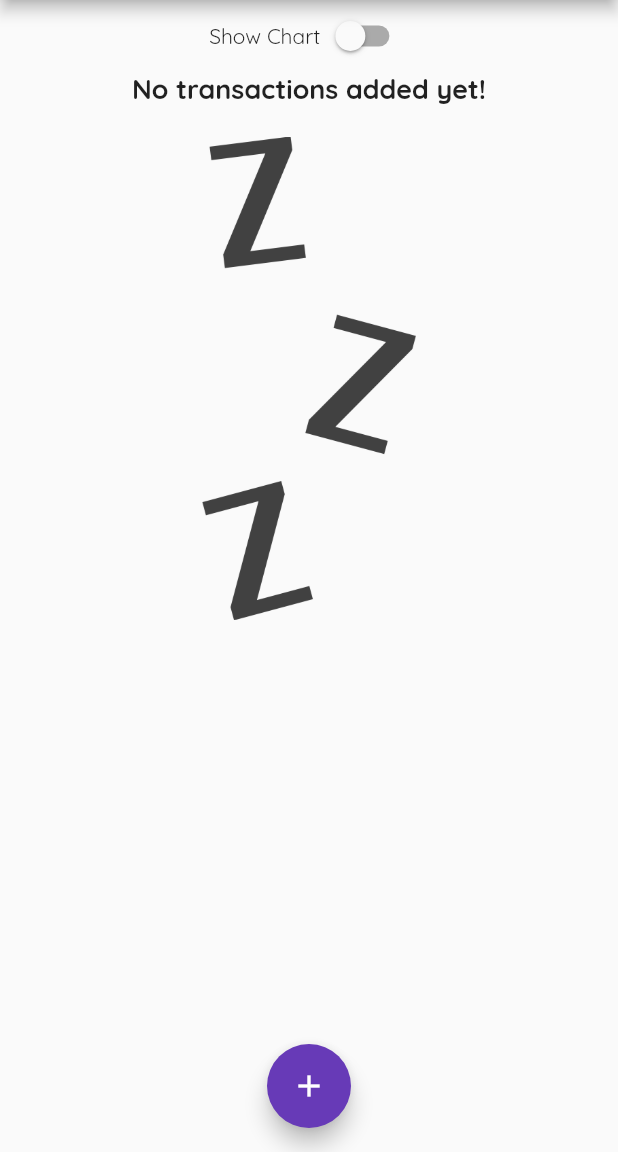
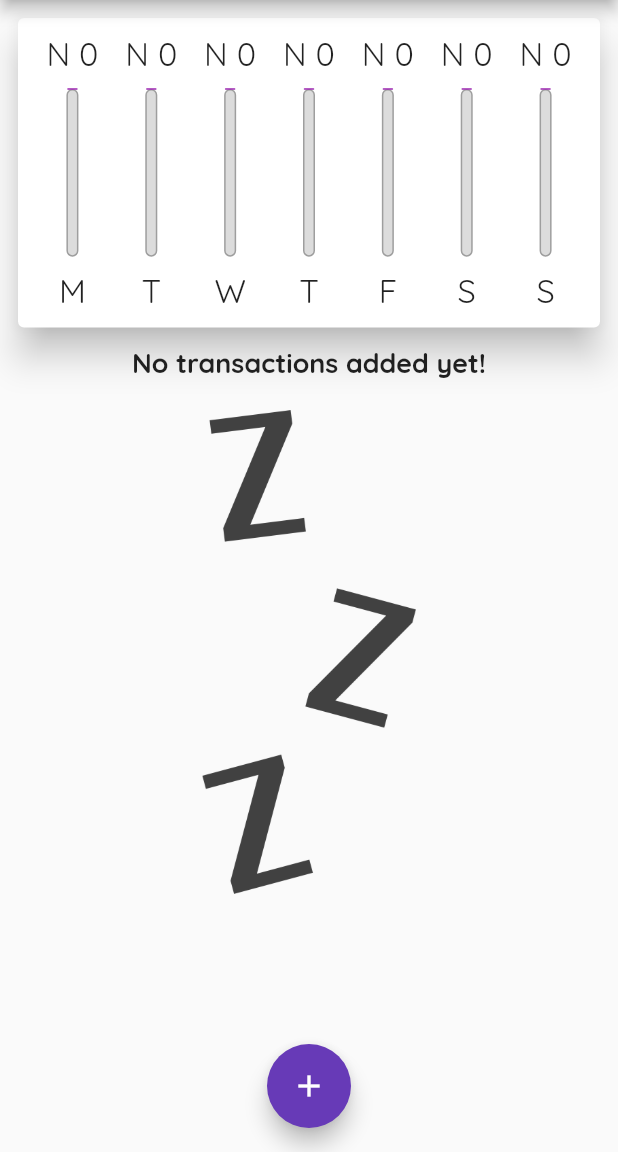
Before and after one commit to annabel-ilo/dima, a Flutter app: the screen it shows after launch, on a phone screen of 412 x 824 dp, the part 84-1236 px from its top. Run offline on Flutter 3.47's test engine with Material 2 defaults, Android fonts, the phone set to English and light mode, and no system bars.

Commit message:
responsive, optimization and app improvement

```diff
--- a/lib/expenses_app/ui/exe_home_screen.dart
+++ b/lib/expenses_app/ui/exe_home_screen.dart
@@ -11,7 +11,8 @@ class ExpensesHome extends StatefulWidget {
   State<ExpensesHome> createState() => _ExpensesHomeState();
 }
 
-class _ExpensesHomeState extends State<ExpensesHome> {
+class _ExpensesHomeState extends State<ExpensesHome>
+    with WidgetsBindingObserver {
   final List<Transaction> _userTransactions = [
     // Transaction(
     //   id: 'item 1',
@@ -26,6 +27,20 @@ class _ExpensesHomeState extends State<ExpensesHome> {
     //   date: DateTime.now(),
     // ),
   ];
+  @override
+  void initState() {
+    WidgetsBinding.instance?.addObserver(this);
+    super.initState();
+  }
+
+  @override
+  void didChangeAppLifecycleState(AppLifecycleState state) {}
+
+  @override
+  void dispose() {
+    WidgetsBinding.instance?.removeObserver(this);
+    super.dispose();
+  }
 
   List<Transaction> get _recentTransactions {
     return _userTransactions.where((element) {
@@ -78,6 +93,8 @@ class _ExpensesHomeState extends State<ExpensesHome> {
 
   @override
   Widget build(BuildContext context) {
+    final isLandscape =
+        MediaQuery.of(context).orientation == Orientation.landscape;
     final appBar = AppBar(
       title: const Text('Personal Expenses'),
       actions: [
@@ -87,6 +104,17 @@ class _ExpensesHomeState extends State<ExpensesHome> {
         )
       ],
     );
+    final txListWidget = SizedBox(
+      height: (MediaQuery.of(context).size.height -
+              appBar.preferredSize.height -
+              MediaQuery.of(context).padding.top) *
+          0.7,
+      child: TransactionList(
+        transactions: _userTransactions,
+        deleteTx: _deleteTransaction,
+      ),
+    );
+    final mediaQuery = MediaQuery.of(context);
     return Scaffold(
         floatingActionButtonLocation: FloatingActionButtonLocation.centerFloat,
         floatingActionButton: FloatingActionButton(
@@ -98,6 +126,7 @@ class _ExpensesHomeState extends State<ExpensesHome> {
           child: Column(
             mainAxisAlignment: MainAxisAlignment.start,
             children: [
+              if (isLandscape)
                 Row(
                   mainAxisAlignment: MainAxisAlignment.center,
                   children: [
@@ -112,22 +141,25 @@ class _ExpensesHomeState extends State<ExpensesHome> {
                     ),
                   ],
                 ),
-              _showChart ?SizedBox(
-                  height: (MediaQuery.of(context).size.height -
+              if (!isLandscape)
+                SizedBox(
+                  height: (mediaQuery.size.height -
                           appBar.preferredSize.height -
-                          MediaQuery.of(context).padding.top) *
+                          mediaQuery.padding.top) *
+                      0.3,
+                  child: Chart(recentTransactions: _recentTransactions),
+                ),
+              if (!isLandscape) txListWidget,
+              if (isLandscape)
+                _showChart
+                    ? SizedBox(
+                        height: (mediaQuery.size.height -
+                                appBar.preferredSize.height -
+                                mediaQuery.padding.top) *
                             0.7,
-                  child: Chart(recentTransactions: _recentTransactions)):
-              SizedBox(
-                height: (MediaQuery.of(context).size.height -
-                        appBar.preferredSize.height -
-                        MediaQuery.of(context).padding.top) *
-                    0.7,
-                child: TransactionList(
-                  transactions: _userTransactions,
-                  deleteTx: _deleteTransaction,
-                ),
+                        child: Chart(recentTransactions: _recentTransactions),
                       )
+                    : txListWidget
             ],
           ),
         ));
--- a/lib/expenses_app/ui/transaction_list.dart
+++ b/lib/expenses_app/ui/transaction_list.dart
@@ -1,9 +1,11 @@
+import 'dart:math';
+
 import 'package:flutter/material.dart';
 import 'package:intl/intl.dart';
 
 import '../models/transactions.dart';
 
-class TransactionList extends StatelessWidget {
+class TransactionList extends StatefulWidget {
   const TransactionList({
     Key? key,
     required this.transactions,
@@ -13,8 +15,31 @@ class TransactionList extends StatelessWidget {
   final Function deleteTx;
 
   @override
+  State<TransactionList> createState() => _TransactionListState();
+}
+
+class _TransactionListState extends State<TransactionList> {
+     late Color _bgColor;
+  @override
+  void initState() {
+     var useColors = [
+      Colors.red,
+      Colors.orange,
+      Colors.yellow,
+      Colors.green,
+      Colors.blue,
+      Colors.indigo,
+      Colors.purple,
+    ];
+
+    _bgColor = useColors[Random().nextInt(7)];
+    super.initState();
+  }
+
+
+  @override
   Widget build(BuildContext context) {
-    return transactions.isEmpty
+    return widget.transactions.isEmpty
         ? LayoutBuilder(
             builder: (
               BuildContext context,
@@ -31,7 +56,7 @@ class TransactionList extends StatelessWidget {
                   ),
                   const SizedBox(height: 20),
                   SizedBox(
-                    height: constraints.maxHeight*0.6,
+                    height: constraints.maxHeight * 0.6,
                     child: Image.asset(
                       'assets/images/waiting.png',
                       fit: BoxFit.cover,
@@ -43,9 +68,10 @@ class TransactionList extends StatelessWidget {
           )
         : Container(
             child: ListView.builder(
-              itemCount: transactions.length,
+              itemCount: widget.transactions.length,
               itemBuilder: (BuildContext context, int index) {
                 return Card(
+
                   elevation: 6,
                   margin: const EdgeInsets.symmetric(
                     vertical: 8,
@@ -53,33 +79,51 @@ class TransactionList extends StatelessWidget {
                   ),
                   child: ListTile(
                     leading: CircleAvatar(
+                      backgroundColor: _bgColor,
                       radius: 33.0,
                       child: Padding(
                         padding: const EdgeInsets.all(8.0),
                         child: FittedBox(
                           child: Text(
-                              'N ${transactions[index].amount.toStringAsFixed(2)}'),
+                              'N ${widget.transactions[index].amount.toStringAsFixed(2)}'),
                         ),
                       ),
                     ),
                     title: Text(
-                      transactions[index].title,
+                      widget.transactions[index].title,
                       style: Theme.of(context).textTheme.titleMedium,
                     ),
                     subtitle: Text(
-                      DateFormat.yMMMd().format(transactions[index].date),
+                      DateFormat.yMMMd()
+                          .format(widget.transactions[index].date),
                       style: const TextStyle(
                         color: Colors.grey,
                         fontSize: 14,
                       ),
                     ),
-                    trailing: IconButton(
-                      onPressed: () {
-                        deleteTx(transactions[index].id);
-                      },
-                      icon: const Icon(Icons.delete),
-                      color: Theme.of(context).errorColor,
-                    ),
+                    trailing: MediaQuery.of(context).size.width > 400
+                        ? TextButton.icon(
+                            onPressed: () {
+                              widget.deleteTx(widget.transactions[index].id);
+                            },
+                            label: Text(
+                              'Delete',
+                              style: TextStyle(
+                                color: Theme.of(context).errorColor,
+                              ),
+                            ),
+                            icon: Icon(
+                              Icons.delete,
+                              color: Theme.of(context).errorColor,
+                            ),
+                          )
+                        : IconButton(
+                            onPressed: () {
+                              widget.deleteTx(widget.transactions[index].id);
+                            },
+                            icon: const Icon(Icons.delete),
+                            color: Theme.of(context).errorColor,
+                          ),
                   ),
                 );
               },
```
Also changed, not shown: lib/expenses_app/ui/new_transaction.dart (+10 -2 lines). Lines whose indentation alone changed are shown as unchanged.
